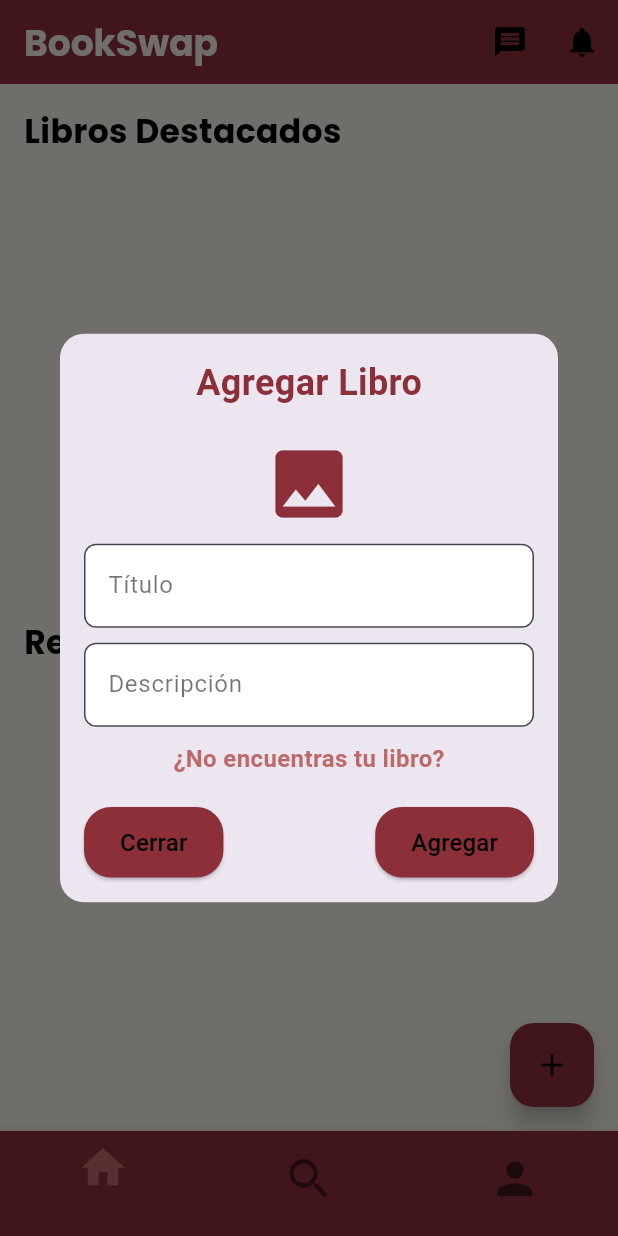
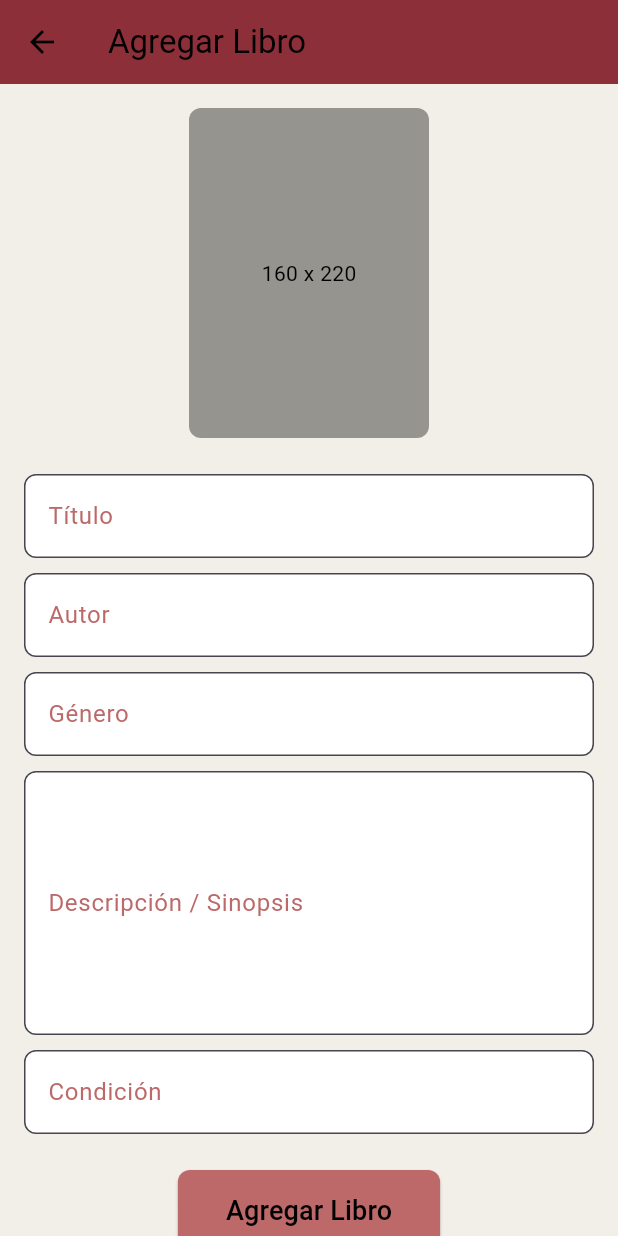
Before and after one commit to Michaelfcers/appweb, a Flutter app: the Layout screen opened directly, after a tap on the "add" icon, on a phone screen of 412 x 824 dp. Run offline on Flutter 3.47's test engine with Material 3 defaults, Android fonts, the light colour scheme and no system bars; drawn by our look-alikes of carousel_slider; our stand-ins replace google_fonts, shimmer, supabase_flutter; accounts and stored records are empty.

Commit message:
Agregado del libro

```diff
--- /dev/null
+++ b/lib/services/user_service.dart
@@ -0,0 +1,59 @@
+import 'package:supabase_flutter/supabase_flutter.dart';
+
+class UserService {
+  final SupabaseClient _supabase = Supabase.instance.client;
+
+  // Obtener datos del perfil del usuario
+  Future<Map<String, dynamic>> getUserProfile() async {
+    final userId = _supabase.auth.currentUser?.id;
+
+    if (userId == null) {
+      throw Exception('Usuario no autenticado');
+    }
+
+    final response = await _supabase
+        .from('users')
+        .select('nickname, name, experience')
+        .eq('id', userId)
+        .maybeSingle();
+
+    if (response == null) {
+      throw Exception('No se encontraron datos para este usuario');
+    }
+
+    return response as Map<String, dynamic>;
+  }
+
+  // Agregar un libro asociado al usuario logueado
+ Future<void> addBookToUser({
+  required String title,
+  required String author,
+  String? genre,
+  String? description,
+  required String thumbnail,
+}) async {
+  final userId = _supabase.auth.currentUser?.id;
+
+  if (userId == null) {
+    throw Exception('Usuario no autenticado');
+  }
+
+final response = await _supabase.from('books').insert({
+  'user_id': userId,
+  'title': title,
+  'author': author,
+  'genre': genre,
+  'synopsis': description,
+  'rating': 0, // Si rating puede ser opcional
+  'cover_url': thumbnail,
+  'condition': 'Nuevo', // Agregar un valor predeterminado
+  'created_at': DateTime.now().toIso8601String(),
+});
+
+
+  // Verificar si hubo un error basado en el status y los datos
+  if (response.status != 201 && response.status != 200) {
+    throw Exception('Error al agregar libro: ${response.data ?? "Error desconocido"}');
+  }
+}
+}
--- a/lib/views/Books/add_book_dialog.dart
+++ b/lib/views/Books/add_book_dialog.dart
@@ -1,114 +1,271 @@
-// lib/views/books/add_book_dialog.dart
 import 'package:flutter/material.dart';
+import '../../models/book_model.dart';
+import '../../services/google_books_service.dart';
+import '../../services/user_service.dart';
 import '../../styles/colors.dart';
-import 'add_book_manual_screen.dart';
 
-class AddBookDialog extends StatelessWidget {
+class AddBookDialog extends StatefulWidget {
   const AddBookDialog({super.key});
 
   @override
+  _AddBookDialogState createState() => _AddBookDialogState();
+}
+
+class _AddBookDialogState extends State<AddBookDialog> {
+  final GoogleBooksService _googleBooksService = GoogleBooksService();
+  final UserService _userService = UserService();
+
+  final TextEditingController _titleController = TextEditingController();
+  final TextEditingController _authorController = TextEditingController();
+  final TextEditingController _genreController = TextEditingController();
+  final TextEditingController _descriptionController = TextEditingController();
+  final TextEditingController _conditionController = TextEditingController();
+
+  String? _thumbnailUrl;
+  bool _isLoading = false;
+  bool _showFullDescription = false;
+  List<Book> _searchResults = [];
+
+  Future<void> _fetchBookDetails(Book book) async {
+    setState(() {
+      _isLoading = true;
+      _titleController.text = book.title;
+      _authorController.text = book.author;
+      _genreController.text = book.genre ?? '';
+      _descriptionController.text = book.description ?? '';
+      _thumbnailUrl = book.thumbnail;
+      _isLoading = false;
+    });
+  }
+
+  Future<void> _searchBooks(String query) async {
+    if (query.isEmpty) {
+      setState(() {
+        _searchResults = [];
+      });
+      return;
+    }
+
+    try {
+      final books = await _googleBooksService.fetchBooks(query);
+      setState(() {
+        _searchResults = books;
+      });
+    } catch (e) {
+      ScaffoldMessenger.of(context).showSnackBar(
+        SnackBar(content: Text('Error al buscar libros: $e')),
+      );
+    }
+  }
+
+  Future<void> _addBookToUser() async {
+    try {
+      if (_titleController.text.trim().isEmpty ||
+          _descriptionController.text.trim().isEmpty ||
+          _conditionController.text.trim().isEmpty) {
+        throw Exception('Por favor, completa todos los campos obligatorios');
+      }
+
+      await _userService.addBookToUser(
+        title: _titleController.text.trim(),
+        author: _authorController.text.trim(),
+        genre: _genreController.text.trim(),
+        description: _descriptionController.text.trim(),
+        thumbnail: _thumbnailUrl ?? '',
+      );
+
+      ScaffoldMessenger.of(context).showSnackBar(
+        const SnackBar(content: Text('Libro agregado con éxito')),
+      );
+
+      Navigator.pop(context);
+    } catch (e) {
+      ScaffoldMessenger.of(context).showSnackBar(
+        SnackBar(content: Text('Error al agregar el libro: $e')),
+      );
+    }
+  }
+
+  @override
   Widget build(BuildContext context) {
-    return Dialog(
-      shape: RoundedRectangleBorder(
-        borderRadius: BorderRadius.circular(16),
+    return Scaffold(
+      backgroundColor: AppColors.scaffoldBackground,
+      appBar: AppBar(
+        backgroundColor: AppColors.primary,
+        title: Text(
+          "Agregar Libro",
+          style: TextStyle(color: AppColors.textPrimary),
         ),
-      child: SingleChildScrollView(
-        child: Container(
-          width: MediaQuery.of(context).size.width * 0.85,
+        leading: IconButton(
+          icon: Icon(Icons.arrow_back, color: AppColors.textPrimary),
+          onPressed: () => Navigator.pop(context),
+        ),
+      ),
+      body: SingleChildScrollView(
         padding: const EdgeInsets.all(16.0),
         child: Column(
-            mainAxisSize: MainAxisSize.min,
+          crossAxisAlignment: CrossAxisAlignment.center,
           children: [
-              Text(
-                "Agregar Libro",
-                style: TextStyle(
-                  fontSize: 24,
-                  fontWeight: FontWeight.bold,
-                  color: AppColors.primary,
-                ),
-              ),
-              const SizedBox(height: 20),
-              Icon(Icons.image, size: 60, color: AppColors.primary),
-              const SizedBox(height: 10),
-              TextField(
-                decoration: InputDecoration(
-                  labelText: 'Título',
-                  labelStyle: TextStyle(color: AppColors.textSecondary, fontSize: 16),
-                  border: OutlineInputBorder(
+            // Imagen del libro
+            Container(
+              width: 160,
+              height: 220,
+              decoration: BoxDecoration(
+                color: AppColors.shadow,
                 borderRadius: BorderRadius.circular(8),
               ),
-                  filled: true,
-                  fillColor: AppColors.cardBackground,
-                ),
-              ),
-              const SizedBox(height: 10),
-              TextField(
-                decoration: InputDecoration(
-                  labelText: 'Descripción',
-                  labelStyle: TextStyle(color: AppColors.textSecondary, fontSize: 16),
-                  border: OutlineInputBorder(
-                    borderRadius: BorderRadius.circular(8),
-                  ),
-                  filled: true,
-                  fillColor: AppColors.cardBackground,
-                ),
-              ),
-              const SizedBox(height: 10),
-              GestureDetector(
-                onTap: () {
-                  Navigator.of(context).push(
-                    MaterialPageRoute(builder: (context) => const AddBookManualScreen()),
-                  );
-                },
+              child: _thumbnailUrl != null
+                  ? Image.network(_thumbnailUrl!, fit: BoxFit.cover)
+                  : Center(
                       child: Text(
-                  "¿No encuentras tu libro?",
-                  style: TextStyle(
-                    color: AppColors.iconSelected,
-                    fontWeight: FontWeight.bold,
-                    fontSize: 16,
+                        '160 x 220',
+                        style: TextStyle(color: AppColors.textPrimary),
                       ),
                     ),
             ),
-              const SizedBox(height: 20),
-              Row(
-                mainAxisAlignment: MainAxisAlignment.spaceBetween,
-                children: [
+            const SizedBox(height: 24),
+
+            // Campo de título con autocompletado
+            Autocomplete<Book>(
+              optionsBuilder: (TextEditingValue textEditingValue) async {
+                if (textEditingValue.text.isEmpty) {
+                  return const Iterable<Book>.empty();
+                }
+                await _searchBooks(textEditingValue.text);
+                return _searchResults;
+              },
+              displayStringForOption: (Book book) => book.title,
+              onSelected: (Book selectedBook) {
+                _fetchBookDetails(selectedBook);
+              },
+              fieldViewBuilder: (context, controller, focusNode, onFieldSubmitted) {
+                _titleController.text = controller.text;
+                return TextField(
+                  controller: controller,
+                  focusNode: focusNode,
+                  onChanged: (value) {
+                    _searchBooks(value);
+                  },
+                  decoration: InputDecoration(
+                    labelText: 'Título',
+                    labelStyle: TextStyle(color: AppColors.iconSelected),
+                    filled: true,
+                    fillColor: AppColors.cardBackground,
+                    border: OutlineInputBorder(
+                      borderRadius: BorderRadius.circular(8),
+                      borderSide: BorderSide(color: AppColors.iconSelected),
+                    ),
+                  ),
+                  style: TextStyle(color: AppColors.textPrimary),
+                );
+              },
+            ),
+            const SizedBox(height: 10),
+
+            // Campos de autor y género (solo lectura)
+            _buildReadOnlyField(_authorController, 'Autor'),
+            const SizedBox(height: 10),
+            _buildReadOnlyField(_genreController, 'Género'),
+            const SizedBox(height: 10),
+
+            // Campo de descripción editable
+            _buildExpandableDescription(),
+            const SizedBox(height: 10),
+
+            // Campo para el estado del libro
+            TextField(
+              controller: _conditionController,
+              decoration: InputDecoration(
+                labelText: 'Condición',
+                labelStyle: TextStyle(color: AppColors.iconSelected),
+                filled: true,
+                fillColor: AppColors.cardBackground,
+                border: OutlineInputBorder(
+                  borderRadius: BorderRadius.circular(8),
+                  borderSide: BorderSide(color: AppColors.iconSelected),
+                ),
+              ),
+              style: TextStyle(color: AppColors.textPrimary),
+            ),
+            const SizedBox(height: 24),
+
+            // Botón de agregar libro
             ElevatedButton(
               style: ElevatedButton.styleFrom(
-                      backgroundColor: AppColors.primary,
-                      padding: const EdgeInsets.symmetric(horizontal: 24, vertical: 12),
+                backgroundColor: AppColors.iconSelected,
+                padding: const EdgeInsets.symmetric(horizontal: 32, vertical: 14),
                 shape: RoundedRectangleBorder(
-                        borderRadius: BorderRadius.circular(18),
+                  borderRadius: BorderRadius.circular(8),
                 ),
               ),
-                    onPressed: () => Navigator.pop(context),
-                    child: Text(
-                      "Cerrar",
-                      style: TextStyle(color: AppColors.textPrimary, fontSize: 16),
-                    ),
-                  ),
-                  ElevatedButton(
-                    style: ElevatedButton.styleFrom(
-                      backgroundColor: AppColors.primary,
-                      padding: const EdgeInsets.symmetric(horizontal: 24, vertical: 12),
-                      shape: RoundedRectangleBorder(
-                        borderRadius: BorderRadius.circular(18),
-                      ),
-                    ),
-                    onPressed: () {
-                      // Implementar la lógica para agregar desde la API
-                    },
-                    child: Text(
-                      "Agregar",
-                      style: TextStyle(color: AppColors.textPrimary, fontSize: 16),
+              onPressed: _isLoading ? null : _addBookToUser,
+              child: _isLoading
+                  ? const CircularProgressIndicator(color: Colors.white)
+                  : Text(
+                      "Agregar Libro",
+                      style: TextStyle(fontSize: 18, color: AppColors.textPrimary),
                     ),
             ),
           ],
         ),
-            ],
+      ),
+    );
+  }
+
+  Widget _buildReadOnlyField(TextEditingController controller, String label) {
+    return TextField(
+      controller: controller,
+      readOnly: true,
+      decoration: InputDecoration(
+        labelText: label,
+        labelStyle: TextStyle(color: AppColors.iconSelected),
+        filled: true,
+        fillColor: AppColors.cardBackground,
+        border: OutlineInputBorder(
+          borderRadius: BorderRadius.circular(8),
+          borderSide: BorderSide(color: AppColors.iconSelected),
+        ),
+      ),
+      style: TextStyle(color: AppColors.textPrimary),
+    );
+  }
+
+  Widget _buildExpandableDescription() {
+    final isLongDescription = _descriptionController.text.length > 150;
+    return Column(
+      crossAxisAlignment: CrossAxisAlignment.start,
+      children: [
+        TextField(
+          controller: _descriptionController,
+          maxLines: _showFullDescription ? null : 6,
+          decoration: InputDecoration(
+            labelText: 'Descripción / Sinopsis',
+            labelStyle: TextStyle(color: AppColors.iconSelected),
+            filled: true,
+            fillColor: AppColors.cardBackground,
+            border: OutlineInputBorder(
+              borderRadius: BorderRadius.circular(8),
+              borderSide: BorderSide(color: AppColors.iconSelected),
+            ),
+          ),
+          style: TextStyle(color: AppColors.textPrimary),
+        ),
+        if (isLongDescription)
+          Align(
+            alignment: Alignment.centerRight,
+            child: TextButton(
+              onPressed: () {
+                setState(() {
+                  _showFullDescription = !_showFullDescription;
+                });
+              },
+              child: Text(
+                _showFullDescription ? 'Ver menos' : 'Ver más',
+                style: TextStyle(color: AppColors.iconSelected),
               ),
             ),
           ),
+      ],
     );
   }
 }
--- a/lib/views/Profile/profile_screen.dart
+++ b/lib/views/Profile/profile_screen.dart
@@ -2,6 +2,7 @@ import 'package:flutter/material.dart';
 import 'package:provider/provider.dart';
 import '../../../models/book_model.dart';
 import '../../../services/google_books_service.dart';
+import '../../../services/user_service.dart'; // Importa UserService
 import '../Settings/settings_screen.dart';
 import '../Books/add_book_dialog.dart';
 import '../Books/book_detail_edit_screen.dart';
@@ -19,16 +20,35 @@ class ProfileScreen extends StatefulWidget {
 
 class ProfileScreenState extends State<ProfileScreen> {
   final GoogleBooksService booksService = GoogleBooksService();
+  final UserService userService = UserService(); // Instancia de UserService
   List<Book> uploadedBooks = [];
   bool isLoading = true;
+
+  String nickname = "Usuario"; // Nickname inicial
+  int experience = 0; // Experiencia inicial
   int _selectedTabIndex = 0;
 
   @override
   void initState() {
     super.initState();
-    fetchUploadedBooks();
+    fetchUserData(); // Obtiene los datos del usuario
+    fetchUploadedBooks(); // Obtiene los libros subidos
   }
 
+  // Método para obtener los datos del usuario desde Supabase
+  Future<void> fetchUserData() async {
+    try {
+      final userProfile = await userService.getUserProfile();
+      setState(() {
+        nickname = userProfile['nickname'] ?? "Usuario";
+        experience = userProfile['experience'] ?? 0;
+      });
+    } catch (error) {
+      debugPrint('Error al obtener el perfil del usuario: $error');
+    }
+  }
+
+  // Método para obtener los libros subidos
   Future<void> fetchUploadedBooks() async {
     try {
       final books = await booksService.fetchBooks("technology");
@@ -44,35 +64,31 @@ class ProfileScreenState extends State<ProfileScreen> {
   @override
   Widget build(BuildContext context) {
     final themeNotifier = Provider.of<ThemeNotifier>(context);
-    final authNotifier = Provider.of<AuthNotifier>(context); // Accedemos al AuthNotifier
+    final authNotifier = Provider.of<AuthNotifier>(context);
 
-
-    // Si el usuario no está logueado, redirigimos al ProfileLoggedOutScreen
     if (!authNotifier.isLoggedIn) {
       WidgetsBinding.instance.addPostFrameCallback((_) {
-        Navigator.pushReplacementNamed(context, '/profile'); // Redirige al perfil sin sesión
+        Navigator.pushReplacementNamed(context, '/profile');
       });
-      return Container(); // Devuelve un contenedor vacío mientras se realiza la redirección
+      return Container();
     }
 
     return Scaffold(
-      backgroundColor: AppColors.scaffoldBackground, // Dinámico
+      backgroundColor: AppColors.scaffoldBackground,
       appBar: AppBar(
-        backgroundColor: AppColors.primary, // Dinámico
+        backgroundColor: AppColors.primary,
         title: Text(
           "Perfil",
-          style: TextStyle(color: AppColors.textPrimary), // Dinámico
+          style: TextStyle(color: AppColors.textPrimary),
         ),
         actions: [
           IconButton(
-            icon: Icon(Icons.settings, color: AppColors.textPrimary), // Dinámico
+            icon: Icon(Icons.settings, color: AppColors.textPrimary),
             onPressed: () async {
-              // Abrimos la pantalla de configuración y esperamos su resultado
               await Navigator.push(
                 context,
                 MaterialPageRoute(builder: (context) => const SettingsScreen()),
               );
-              // Actualizamos el estado tras regresar
               setState(() {
                 AppColors.toggleTheme(themeNotifier.isDarkMode);
               });
@@ -89,42 +105,45 @@ class ProfileScreenState extends State<ProfileScreen> {
               children: [
                 CircleAvatar(
                   radius: 40,
-                  backgroundColor: AppColors.shadow, // Dinámico
+                  backgroundColor: AppColors.shadow,
                   child: Icon(Icons.person,
-                      size: 40, color: AppColors.textPrimary), // Dinámico
+                      size: 40, color: AppColors.textPrimary),
                 ),
                 const SizedBox(width: 16),
                 Expanded(
                   child: Column(
                     crossAxisAlignment: CrossAxisAlignment.start,
                     children: [
+                      // Muestra dinámicamente el nickname
                       Text(
-                        'Usuario123',
+                        nickname,
                         style: TextStyle(
                           fontSize: 20,
                           fontWeight: FontWeight.bold,
-                          color: AppColors.textPrimary, // Dinámico
+                          color: AppColors.textPrimary,
                         ),
                       ),
+                      // Calcula y muestra el nivel dinámico
                       Text(
-                        'Nivel 5 - Lector Ávido',
-                        style: TextStyle(color: AppColors.textPrimary), // Dinámico
+                        'Nivel ${experience ~/ 1000} - Lector Ávido',
+                        style: TextStyle(color: AppColors.textPrimary),
                       ),
                       const SizedBox(height: 10),
+                      // Calcula y muestra el progreso de XP
                       LinearProgressIndicator(
-                        value: 0.75,
-                        color: AppColors.iconSelected, // Dinámico
-                        backgroundColor: AppColors.shadow, // Dinámico
+                        value: (experience % 1000) / 1000,
+                        color: AppColors.iconSelected,
+                        backgroundColor: AppColors.shadow,
                       ),
                       const SizedBox(height: 5),
                       Text(
-                        '750/1000 XP',
-                        style: TextStyle(color: AppColors.textPrimary), // Dinámico
+                        '${experience % 1000}/1000 XP',
+                        style: TextStyle(color: AppColors.textPrimary),
                       ),
                       const SizedBox(height: 10),
                       OutlinedButton(
                         style: OutlinedButton.styleFrom(
-                          side: BorderSide(color: AppColors.iconSelected), // Dinámico
+                          side: BorderSide(color: AppColors.iconSelected),
                           shape: RoundedRectangleBorder(
                             borderRadius: BorderRadius.circular(18),
                           ),
@@ -139,8 +158,7 @@ class ProfileScreenState extends State<ProfileScreen> {
                         },
                         child: Text(
                           "Editar perfil",
-                          style:
-                              TextStyle(color: AppColors.iconSelected), // Dinámico
+                          style: TextStyle(color: AppColors.iconSelected),
                         ),
                       ),
                     ],
@@ -192,7 +210,7 @@ class ProfileScreenState extends State<ProfileScreen> {
                 );
               },
               child: Card(
-                color: AppColors.cardBackground, // Dinámico
+                color: AppColors.cardBackground,
                 shape: RoundedRectangleBorder(
                   borderRadius: BorderRadius.circular(10),
                 ),
@@ -202,14 +220,14 @@ class ProfileScreenState extends State<ProfileScreen> {
                     mainAxisAlignment: MainAxisAlignment.center,
                     children: [
                       Icon(Icons.add,
-                          color: AppColors.iconSelected, size: 36), // Dinámico
+                          color: AppColors.iconSelected, size: 36),
                       const SizedBox(height: 8),
                       Text(
                         'Agregar libro',
                         style: TextStyle(
                           fontSize: 16,
                           fontWeight: FontWeight.bold,
-                          color: AppColors.iconSelected, // Dinámico
+                          color: AppColors.iconSelected,
                         ),
                       ),
                     ],
@@ -229,7 +247,7 @@ class ProfileScreenState extends State<ProfileScreen> {
                 );
               },
               child: Card(
-                color: AppColors.cardBackground, // Dinámico
+                color: AppColors.cardBackground,
                 shape: RoundedRectangleBorder(
                   borderRadius: BorderRadius.circular(10),
                 ),
@@ -257,7 +275,7 @@ class ProfileScreenState extends State<ProfileScreen> {
                         style: TextStyle(
                           fontSize: 14,
                           fontWeight: FontWeight.bold,
-                          color: AppColors.primary, // Dinámico
+                          color: AppColors.primary,
                         ),
                         maxLines: 2,
                         overflow: TextOverflow.ellipsis,
@@ -269,7 +287,7 @@ class ProfileScreenState extends State<ProfileScreen> {
                         book.author,
                         style: TextStyle(
                           fontSize: 12,
-                          color: AppColors.textSecondary, // Dinámico
+                          color: AppColors.textSecondary,
                         ),
                         maxLines: 1,
                         overflow: TextOverflow.ellipsis,
@@ -307,18 +325,18 @@ class ProfileScreenState extends State<ProfileScreen> {
       itemBuilder: (context, index) {
         final achievement = achievements[index];
         return Card(
-          color: AppColors.cardBackground, // Dinámico
+          color: AppColors.cardBackground,
           margin: const EdgeInsets.symmetric(vertical: 5, horizontal: 16),
           child: ListTile(
             leading: Icon(Icons.emoji_events,
-                color: AppColors.iconSelected), // Dinámico
+                color: AppColors.iconSelected),
             title: Text(
               achievement["title"]!,
-              style: TextStyle(color: AppColors.textSecondary), // Dinámico
+              style: TextStyle(color: AppColors.textSecondary),
             ),
             subtitle: Text(
               achievement["description"]!,
-              style: TextStyle(color: AppColors.textSecondary), // Dinámico
+              style: TextStyle(color: AppColors.textSecondary),
             ),
           ),
         );
@@ -341,7 +359,7 @@ class ProfileScreenState extends State<ProfileScreen> {
               bottom: BorderSide(
                 color: _selectedTabIndex == index
                     ? AppColors.iconSelected
-                    : Colors.transparent, // Dinámico
+                    : Colors.transparent,
                 width: 2,
               ),
             ),
@@ -351,7 +369,7 @@ class ProfileScreenState extends State<ProfileScreen> {
               icon,
               color: _selectedTabIndex == index
                   ? AppColors.iconSelected
-                  : AppColors.textPrimary, // Dinámico
+                  : AppColors.textPrimary,
               size: 28,
             ),
           ),
```
Also changed, not shown: lib/auth_notifier.dart (+9 -2 lines), lib/services/google_books_service.dart (+24 -2 lines). Lines whose indentation alone changed are shown as unchanged.
